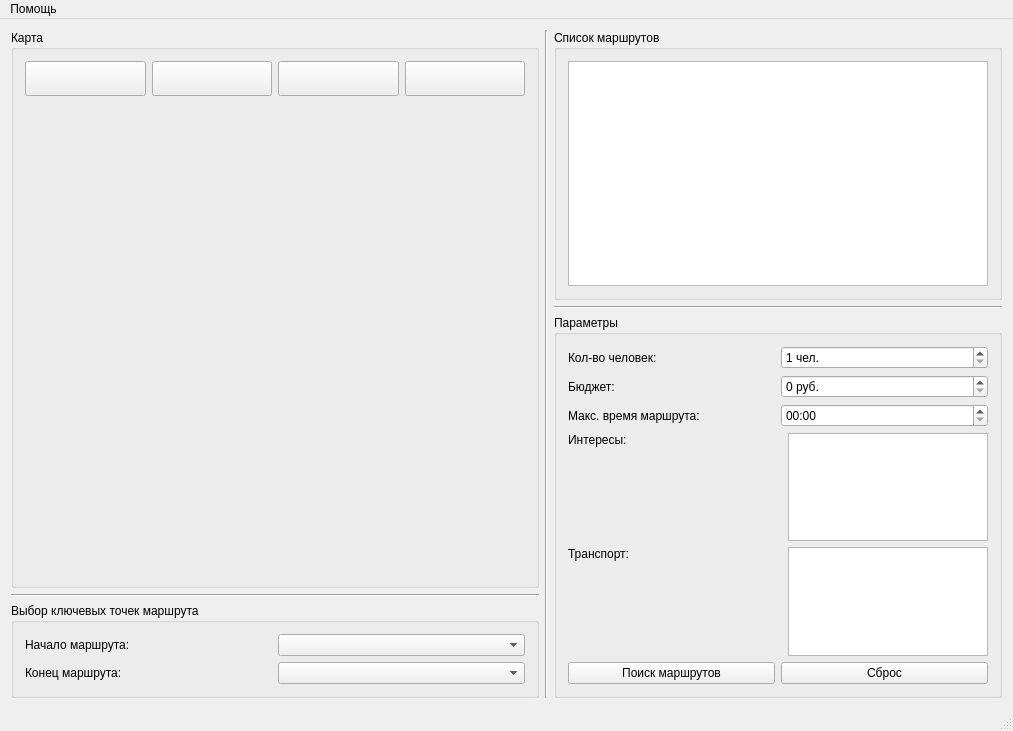
Above: mainwindow.ui from LepilkinaElena/EasyRouting before the change. Below: the same form after it.
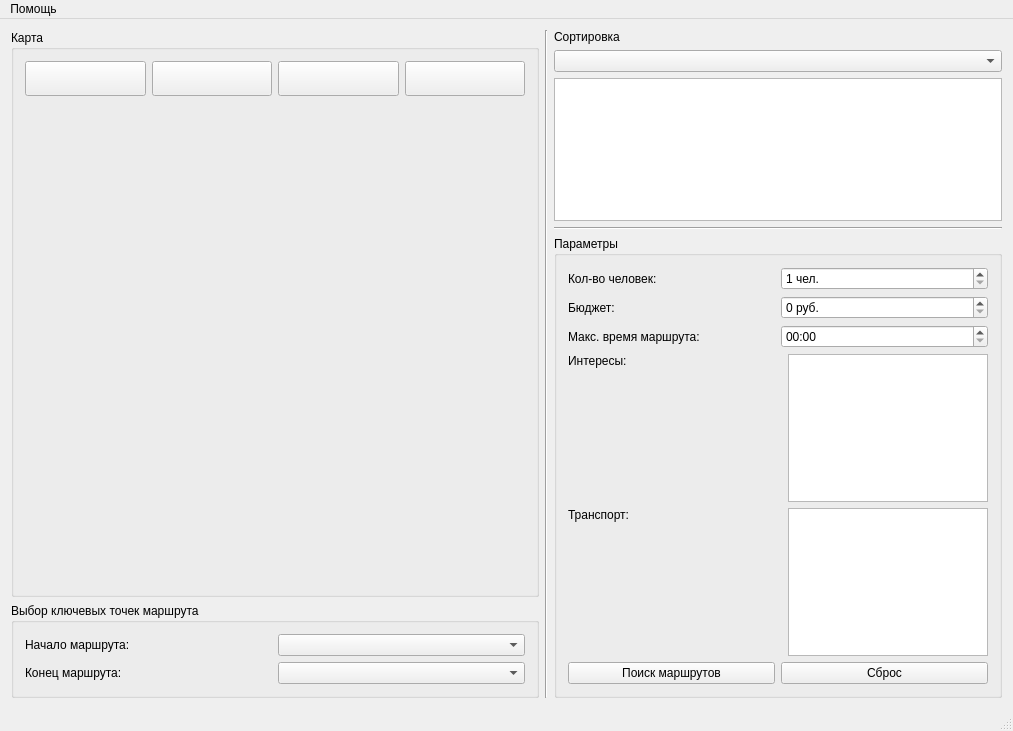
That is the form after the change. Icons and pictures are not drawn. Custom widgets are drawn as their Qt base class.

Commit message: Недокоммиченные файлы с отображением результатов

Diff of the .ui file:
```diff
--- a/mainwindow.ui
+++ b/mainwindow.ui
@@ -145,13 +145,6 @@
         </layout>
        </widget>
       </item>
-      <item>
-       <widget class="Line" name="line_2">
-        <property name="orientation">
-         <enum>Qt::Horizontal</enum>
-        </property>
-       </widget>
-      </item>
       <item>
        <widget class="QGroupBox" name="mapControlGroup">
         <property name="maximumSize">
@@ -227,29 +220,34 @@
     <item>
      <layout class="QVBoxLayout" name="verticalLayout_2">
       <item>
-       <widget class="QGroupBox" name="routesGroup">
-        <property name="minimumSize">
+       <layout class="QVBoxLayout" name="verticalLayout_7">
+        <item>
+         <spacer name="verticalSpacer">
+          <property name="orientation">
+           <enum>Qt::Vertical</enum>
+          </property>
+          <property name="sizeHint" stdset="0">
          <size>
-          <width>0</width>
-          <height>270</height>
-         </size>
-        </property>
-        <property name="title">
-         <string>Список маршрутов</string>
-        </property>
-        <layout class="QHBoxLayout" name="horizontalLayout_9">
+            <width>20</width>
+            <height>40</height>
+           </size>
+          </property>
+         </spacer>
+        </item>
          <item>
-          <widget class="QListView" name="routesListView">
-           <property name="minimumSize">
-            <size>
-             <width>0</width>
-             <height>0</height>
-            </size>
+         <widget class="QLabel" name="sortLabel">
+          <property name="text">
+           <string>Сортировка</string>
            </property>
           </widget>
          </item>
-        </layout>
-       </widget>
+        <item>
+         <widget class="QComboBox" name="sortTypeComboBox"/>
+        </item>
+        <item>
+         <widget class="QTableWidget" name="routesTableWidget"/>
+        </item>
+       </layout>
       </item>
       <item>
        <widget class="Line" name="line">
```
Left out of the diff: 2 changed lines with no effect on the pictures. Lines whose indentation alone changed are shown as unchanged. The commit also changes 2 other files.
